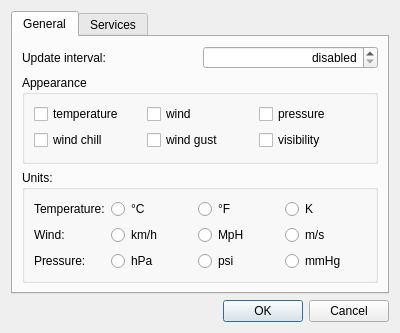
Qt form src/PreferencesDialog.ui (Arkq/windy) before a commit.
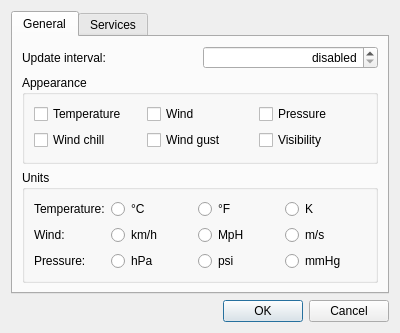
The same form after that commit.

Commit message: Preferences dialog polishing

Patch:
```diff
--- a/src/PreferencesDialog.ui
+++ b/src/PreferencesDialog.ui
@@ -56,7 +56,7 @@
        <item row="2" column="0" colspan="2">
         <widget class="QGroupBox" name="groupUnits">
          <property name="title">
-          <string>Units:</string>
+          <string>Units</string>
          </property>
          <layout class="QFormLayout" name="formLayoutUnits">
           <item row="0" column="0">
@@ -182,42 +182,42 @@
           <item row="1" column="2">
            <widget class="QCheckBox" name="checkBoxVisib">
             <property name="text">
-             <string>visibility</string>
+             <string>Visibility</string>
             </property>
            </widget>
           </item>
           <item row="0" column="0">
            <widget class="QCheckBox" name="checkBoxTemp">
             <property name="text">
-             <string>temperature</string>
+             <string>Temperature</string>
             </property>
            </widget>
           </item>
           <item row="0" column="2">
            <widget class="QCheckBox" name="checkBoxPress">
             <property name="text">
-             <string>pressure</string>
+             <string>Pressure</string>
             </property>
            </widget>
           </item>
           <item row="1" column="0">
            <widget class="QCheckBox" name="checkBoxWindChill">
             <property name="text">
-             <string>wind chill</string>
+             <string>Wind chill</string>
             </property>
            </widget>
           </item>
           <item row="0" column="1">
            <widget class="QCheckBox" name="checkBoxWind">
             <property name="text">
-             <string>wind</string>
+             <string>Wind</string>
             </property>
            </widget>
           </item>
           <item row="1" column="1">
            <widget class="QCheckBox" name="checkBoxWindGust">
             <property name="text">
-             <string>wind gust</string>
+             <string>Wind gust</string>
             </property>
            </widget>
           </item>
```
Left out of the diff: 12 changed lines with no effect on the pictures.
